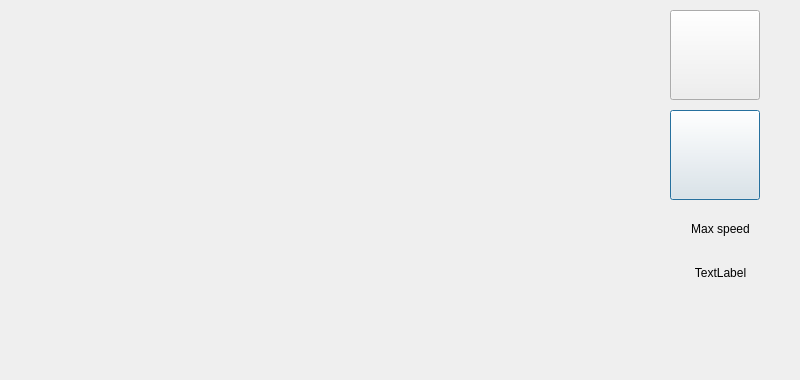
This is Client/routedialog.ui in ArtemD/SpeedFreak as Qt 5 draws it before an edit. The edited form follows.
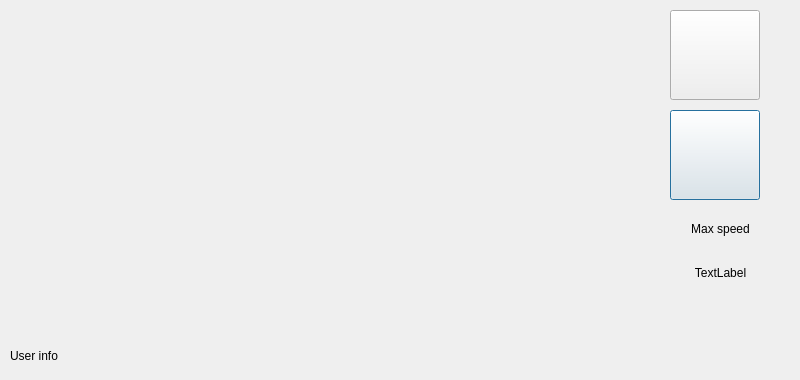
This is the edited form. Icons and pictures are not drawn.

Patch:
```diff
--- a/Client/routedialog.ui
+++ b/Client/routedialog.ui
@@ -95,13 +95,13 @@
    <property name="geometry">
     <rect>
      <x>10</x>
-     <y>310</y>
-     <width>521</width>
+     <y>330</y>
+     <width>781</width>
      <height>51</height>
     </rect>
    </property>
    <property name="text">
-    <string/>
+    <string>User info</string>
    </property>
   </widget>
  </widget>
```
